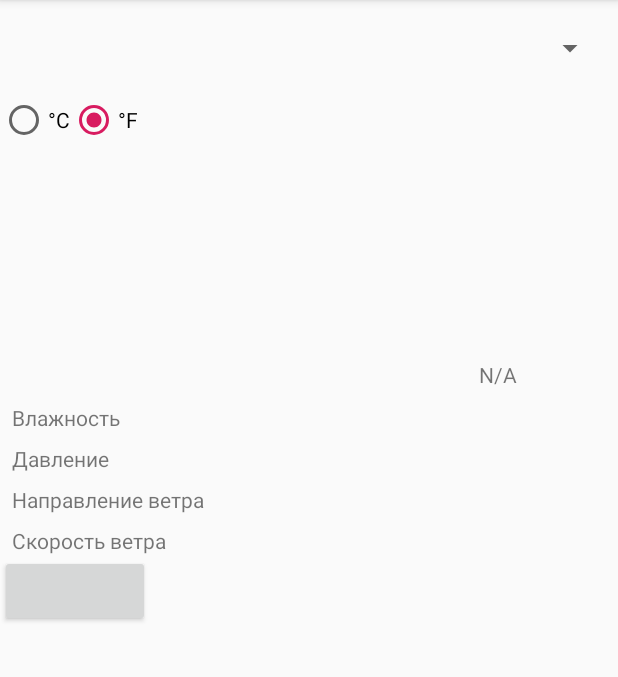
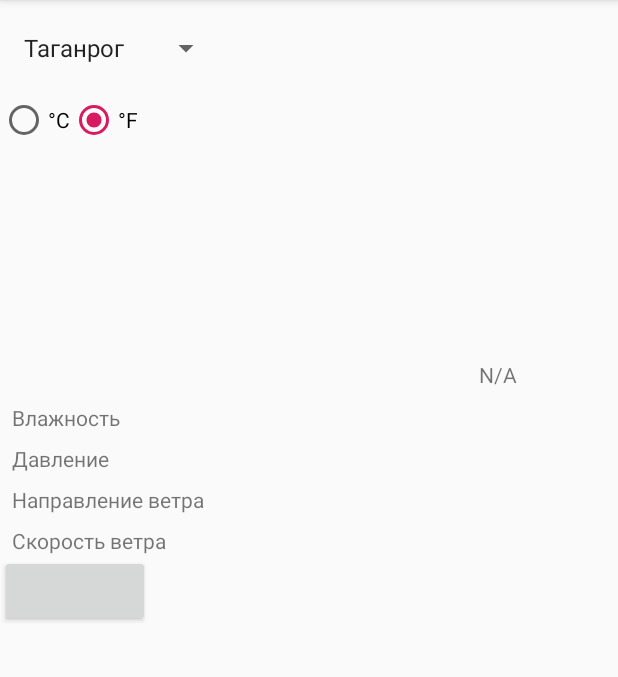
Before and after one commit to menteValidus/test-assignment, an Android app: the screen it shows after launch (MainActivity), after a tap on "°F", on a phone screen of 412 x 824 dp, the part 84-761 px from its top. Run offline under Robolectric (Android 15) with nearby library versions, the phone set to English and light mode, and no system bars; our stand-ins replace Volley, data binding; network calls fail; 5 statements that could not run were skipped.

```diff
--- a/app/src/main/java/mente/vali/dailyweather/domain/communicators/ForecastApiCommunicator.kt
+++ b/app/src/main/java/mente/vali/dailyweather/domain/communicators/ForecastApiCommunicator.kt
@@ -27,7 +27,9 @@ class ForecastApiCommunicator constructor(applicationContext: Context) {
      * Поле, определяющее, какая система мер используется при вызове к API.
      */
     var units = "metric"
-
+    fun setCityID(city: String) {
+        cityID = citiesIDMap[city] ?: "484907"
+    }
 
     /**
      * Метод, производящий запрос прогноза на 5 дней с сервера.
@@ -79,6 +81,7 @@ class ForecastApiCommunicator constructor(applicationContext: Context) {
     private fun generateForecastApiUrl() =
         "http://api.openweathermap.org/data/2.5/forecast?id=$cityID&units=${units}" +
                 "&APPID=${API_KEY}"
+
     /**
      * Метод, генерирующий URL для запроса текущей погоды.
      */
@@ -87,6 +90,13 @@ class ForecastApiCommunicator constructor(applicationContext: Context) {
                 "&APPID=${API_KEY}"
 
     companion object {
+        private val citiesIDMap: Map<String, String> = mapOf(
+            "Таганрог" to "484907",
+            "Москва" to "524901",
+            "Варшава" to "4927854",
+            "Сидней" to "2147714",
+            "Нью-Йорк" to "5128638"
+        )
 
         /**
          * Объект класса.
@@ -109,6 +119,14 @@ class ForecastApiCommunicator constructor(applicationContext: Context) {
                         INSTANCE = it
                     }
             }
+
+        fun getCitiesList(): List<String> {
+            val list = mutableListOf<String>()
+            citiesIDMap.forEach {
+                list.add(it.key)
+            }
+            return list
+        }
     }
 
 
--- a/app/src/main/java/mente/vali/dailyweather/domain/repositories/TodayWeatherRepository.kt
+++ b/app/src/main/java/mente/vali/dailyweather/domain/repositories/SharedRepository.kt
@@ -7,7 +7,7 @@ import androidx.preference.PreferenceManager
 /**
  * Репозиторий для хранения данных о текущей погоде.
  */
-class TodayWeatherRepository constructor(appRepository: Context) {
+class SharedRepository constructor(appRepository: Context) {
     /**
      * Стандартный [SharedPreferences].
      */
@@ -27,6 +27,16 @@ class TodayWeatherRepository constructor(appRepository: Context) {
      * Метод для получения текущей выбранной единицы измерения.
      */
     fun getSelectedUnit() = prefs.getString(UNITS, "metric")!!
+    /**
+     * Метод для сохранения текущего выбранного города.
+     */
+    fun saveCity(city: String) {
+        putValue(CITY to city)
+    }
+    /**
+     * Метод для получения текущего выбранного города.
+     */
+    fun getCity() = prefs.getString(CITY, "Таганрог")!!
 
     /**
      * Универсальный метод для сохранения данных в [SharedPreferences].
@@ -50,12 +60,13 @@ class TodayWeatherRepository constructor(appRepository: Context) {
     companion object {
         // Строковые константы для хранения данных и доступа к ним.
         private const val UNITS = "UNITS"
+        private const val CITY = "CITY"
 
         /**
          * Объект класса.
          */
         @Volatile
-        private var INSTANCE: TodayWeatherRepository? = null
+        private var INSTANCE: SharedRepository? = null
 
         /**
          * Статический метод, возвращающий объект класса.
@@ -63,7 +74,7 @@ class TodayWeatherRepository constructor(appRepository: Context) {
         fun getInstance(context: Context) =
             INSTANCE ?: synchronized(this) {
                 INSTANCE
-                    ?: TodayWeatherRepository(context).also {
+                    ?: SharedRepository(context).also {
                         INSTANCE = it
                     }
             }
--- a/app/src/main/java/mente/vali/dailyweather/domain/viewmodels/ForecastViewModel.kt
+++ b/app/src/main/java/mente/vali/dailyweather/domain/viewmodels/ForecastViewModel.kt
@@ -10,7 +10,7 @@ import kotlinx.coroutines.launch
 import mente.vali.dailyweather.data.models.Forecast
 import mente.vali.dailyweather.data.models.ObservableWeather
 import mente.vali.dailyweather.domain.communicators.ForecastApiCommunicator
-import mente.vali.dailyweather.domain.repositories.TodayWeatherRepository
+import mente.vali.dailyweather.domain.repositories.SharedRepository
 
 /**
  * Основная ViewModel приложения.
@@ -23,11 +23,11 @@ class ForecastViewModel(application: Application) : AndroidViewModel(application
     private val forecastApiCommunicator: ForecastApiCommunicator =
         ForecastApiCommunicator.getInstance(application.applicationContext)
     /**
-     * Свойство для получения объекта класса [TodayWeatherRepository].
+     * Свойство для получения объекта класса [SharedRepository].
      * Предназначено для хранения данных в локальном хранилище.
      */
-    private val weatherRepository: TodayWeatherRepository =
-        TodayWeatherRepository.getInstance(application.applicationContext)
+    private val sharedRepository: SharedRepository =
+        SharedRepository.getInstance(application.applicationContext)
     /**
      * Список всех 3-часовых прогнозов на 5 дней.
      */
@@ -36,7 +36,7 @@ class ForecastViewModel(application: Application) : AndroidViewModel(application
      * Текущие единицы измерения градуса.
      */
     private val _currentUnitsLiveData: MutableLiveData<Units> =
-        MutableLiveData(Units.get(weatherRepository.getSelectedUnit()))
+        MutableLiveData(Units.get(sharedRepository.getSelectedUnit()))
 
     /**
      * Свойство, отвечающее за модификацию поля [_currentUnitsLiveData].
@@ -55,6 +55,17 @@ class ForecastViewModel(application: Application) : AndroidViewModel(application
      */
     val currentWeather: LiveData<ObservableWeather> = _currentWeather
 
+    private val _selectedCity: MutableLiveData<String> = MutableLiveData(sharedRepository.getCity())
+
+    val selectedCity: LiveData<String> = _selectedCity
+
+    fun setCity(city: String) {
+        _selectedCity.value = city
+        sharedRepository.saveCity(city)
+        forecastApiCommunicator.setCityID(city)
+        update()
+    }
+
     init {
         update()
         acceptCurrentUnits()
@@ -63,16 +74,17 @@ class ForecastViewModel(application: Application) : AndroidViewModel(application
     /**
      * TODO
      */
-    fun setCurrentUnits(units: Units) {
+    private fun setCurrentUnits(units: Units) {
         _currentUnitsLiveData.value = units
         acceptCurrentUnits()
         saveCurrentUnits()
     }
+
     /**
      * Метод, передающий текущие единицы измерения в репозиторий.
      */
-    fun saveCurrentUnits() {
-        weatherRepository.saveSelectedUnit(currentUnitsLiveData.value!!.getUnitString())
+    private fun saveCurrentUnits() {
+        sharedRepository.saveSelectedUnit(currentUnitsLiveData.value!!.getUnitString())
     }
 
     // region Binding Methods
@@ -81,6 +93,7 @@ class ForecastViewModel(application: Application) : AndroidViewModel(application
         setCurrentUnits(Units.CELSIUS)
         update()
     }
+
     fun setFahrenheitUnits() {
         setCurrentUnits(Units.FAHRENHEIT)
         update()
--- a/app/src/main/java/mente/vali/dailyweather/presentation/ui/MainActivity.kt
+++ b/app/src/main/java/mente/vali/dailyweather/presentation/ui/MainActivity.kt
@@ -1,17 +1,10 @@
 package mente.vali.dailyweather.presentation.ui
 
 import android.os.Bundle
-import android.view.View
-import android.widget.RadioButton
 import androidx.appcompat.app.AppCompatActivity
-import androidx.databinding.DataBindingUtil
 import androidx.lifecycle.ViewModelProviders
-import kotlinx.android.synthetic.main.activity_main.*
 import mente.vali.dailyweather.R
-import mente.vali.dailyweather.databinding.ActivityMainBinding
-import mente.vali.dailyweather.domain.repositories.TodayWeatherRepository
 import mente.vali.dailyweather.domain.viewmodels.ForecastViewModel
-import mente.vali.dailyweather.presentation.ui.fragments.TodayWeatherFragment
 
 /**
  * Класс Activity, представляющий главный экран приложения.
@@ -21,73 +14,21 @@ class MainActivity : AppCompatActivity() {
     /**
      * Поле [ForecastViewModel] для работы с данными, получаемыми от API.
      */
-    private lateinit var forecastViewModel: ForecastViewModel /*=
-        ViewModelProviders.of(this).get(ForecastViewModel::class.java)
-    */
+    private lateinit var forecastViewModel: ForecastViewModel
 
     /**
-     * Метод, вызываемый при запуске Activity.
+     * Метод, вызываемый при создании Activity.
      */
     override fun onCreate(savedInstanceState: Bundle?) {
         super.onCreate(savedInstanceState)
+        // Инициализация shared ViewModel, которая будет использоваться во всём приложении.
         forecastViewModel =
             ViewModelProviders.of(this).get(ForecastViewModel::class.java)
 
-//        setContentView(R.layout.activity_main)
-//        if (nav_host_fragment is TodayWeatherFragment) {
-//            print("AAAAAAAAAAAAAAAAAAAAAAAAAAAAAAAAAAAAAAAAAAAAA")
-//        }
-
-        val binding: ActivityMainBinding =
-            DataBindingUtil.setContentView(this, R.layout.activity_main)
-
-        binding.lifecycleOwner = this
-
-        binding.viewmodel = forecastViewModel
-        //initUI()
+        setContentView(R.layout.activity_main)
     }
 
-    fun getVM() = forecastViewModel
-    //    /**
-//     * Метод, обрабатывающий смену единиц градуса.
-//     */
-//    fun onRadioButtonClicked(view: View) {
-//        if (view is RadioButton) {
-//            // Проверяем, является ли кнопка выбранной.
-//            val checked = view.isChecked
-//
-//            // Проверяем, какая кнопка была выбрана.
-//            when (view.id) {
-//                R.id.rb_celsius -> {
-//                    if (checked) {
-//                        forecastViewModel.setCurrentUnits(ForecastViewModel.Units.CELSIUS)
-//                    }
-//                }
-//                R.id.rb_fahrenheit -> {
-//                    if (checked) {
-//                        forecastViewModel.setCurrentUnits(ForecastViewModel.Units.FAHRENHEIT)
-//                    }
-//                }
-//            }
-//
-//        }
-//    }
 
-
-
-//    /**
-//     * Метод, приводящий весь UI к начальномму положению.
-//     */
-//    private fun initUI() {
-//        val units = forecastViewModel.currentUnitsLiveData.value
-//
-//        // Установить radiobutton в нужное положение.
-//        if (units == ForecastViewModel.Units.FAHRENHEIT) {
-//            rb_fahrenheit.isChecked = true
-//        } else {
-//            rb_celsius.isChecked = true
-//        }
-//    }
-
+    fun getSharedViewModel() = forecastViewModel
 
 }
--- a/app/src/main/java/mente/vali/dailyweather/presentation/ui/fragments/HeaderFragment.kt
+++ b/app/src/main/java/mente/vali/dailyweather/presentation/ui/fragments/HeaderFragment.kt
@@ -6,11 +6,14 @@ import androidx.fragment.app.Fragment
 import android.view.LayoutInflater
 import android.view.View
 import android.view.ViewGroup
-import androidx.databinding.DataBindingUtil
+import android.widget.AdapterView
+import android.widget.ArrayAdapter
 import androidx.lifecycle.ViewModelProviders
+import kotlinx.android.synthetic.main.fragment_header.*
 
 import mente.vali.dailyweather.R
 import mente.vali.dailyweather.databinding.FragmentHeaderBinding
+import mente.vali.dailyweather.domain.communicators.ForecastApiCommunicator
 import mente.vali.dailyweather.domain.viewmodels.ForecastViewModel
 import mente.vali.dailyweather.presentation.ui.MainActivity
 
@@ -18,26 +21,50 @@ import mente.vali.dailyweather.presentation.ui.MainActivity
  * A simple [Fragment] subclass.
  */
 class HeaderFragment : Fragment() {
-    private val forecastViewModel: ForecastViewModel by lazy {
-        ViewModelProviders.of(this).get(ForecastViewModel::class.java)
-    }
+    private lateinit var forecastViewModel: ForecastViewModel
 
     override fun onCreateView(
         inflater: LayoutInflater, container: ViewGroup?,
         savedInstanceState: Bundle?
     ): View? {
-        val binding = FragmentHeaderBinding.inflate(inflater, container, false)
-//        DataBindingUtil.inflate<FragmentHeaderBinding>(
-//            inflater, R.layout.fragment_header,
-//            container, false
-//        )
+        val binding =
+            FragmentHeaderBinding.inflate(inflater, container, false)
 
+        forecastViewModel = (activity as MainActivity).getSharedViewModel()
         binding.lifecycleOwner = this
-//        binding.viewmodel = forecastViewModel
-        binding.viewmodel = (activity as MainActivity).getVM()
+        // Получить ViewModel из MainActivity.
+        binding.viewmodel = forecastViewModel
         return binding.root
 
     }
 
+    override fun onStart() {
+        super.onStart()
+
+        val adapter = ArrayAdapter(
+            context!!, android.R.layout.simple_spinner_item, ForecastApiCommunicator.getCitiesList()
+        )
+
+        sp_cities.adapter = adapter
+        sp_cities.onItemSelectedListener = object : AdapterView.OnItemSelectedListener {
+            override fun onNothingSelected(parent: AdapterView<*>?) {
+
+            }
+
+            override fun onItemSelected(
+                parent: AdapterView<*>?,
+                view: View?,
+                position: Int,
+                id: Long
+            ) {
+                if (parent != null) {
+                    forecastViewModel.setCity(parent.getItemAtPosition(position) as String)
+                }
+            }
+
+        }
+        sp_cities.setSelection(adapter.getPosition(forecastViewModel.selectedCity.value))
+    }
+
 
 }
--- a/app/src/main/java/mente/vali/dailyweather/presentation/ui/fragments/TodayWeatherFragment.kt
+++ b/app/src/main/java/mente/vali/dailyweather/presentation/ui/fragments/TodayWeatherFragment.kt
@@ -7,7 +7,6 @@ import android.view.LayoutInflater
 import android.view.View
 import android.view.ViewGroup
 import androidx.activity.OnBackPressedCallback
-import androidx.databinding.DataBindingUtil
 import androidx.lifecycle.ViewModelProviders
 import androidx.navigation.findNavController
 import kotlinx.android.synthetic.main.fragment_today_weather.*
@@ -49,7 +48,7 @@ class TodayWeatherFragment : Fragment() {
 //            )
 
 //        binding.viewmodel = forecastViewModel
-        binding.viewmodel = (activity as MainActivity).getVM()
+        binding.viewmodel = (activity as MainActivity).getSharedViewModel()
         binding.lifecycleOwner = viewLifecycleOwner
 
         // TODO пытается получить доступ к ещё неинициализированному списку.
--- a/app/src/main/res/layout/activity_main.xml
+++ b/app/src/main/res/layout/activity_main.xml
@@ -16,32 +16,14 @@
         android:layout_height="match_parent"
         android:orientation="vertical">
 
-        <!--Список всех hardcoded городов.-->
-        <LinearLayout
-            android:layout_width="match_parent"
-            android:layout_height="wrap_content"
-            android:elevation="9dp"
-            android:orientation="vertical">
 
-            <Spinner
-                android:id="@+id/sp_cities"
-                android:layout_width="match_parent"
-                android:layout_height="@dimen/item_size_normal_48"
-                android:layout_marginStart="@dimen/spacing_small_8"
-                android:layout_marginTop="@dimen/spacing_small_8"
-                android:layout_marginEnd="@dimen/spacing_small_8"
-                android:layout_marginBottom="@dimen/spacing_small_8" />
-            <!--    TODO временное решение перенести в Drawer или Settings-->
-
-
-
-        </LinearLayout>
 
         <fragment
             android:id="@+id/fr_city_selection"
             android:name="mente.vali.dailyweather.presentation.ui.fragments.HeaderFragment"
             android:layout_width="wrap_content"
-            android:layout_height="wrap_content"/>
+            android:layout_height="wrap_content"
+            tools:layout="@layout/fragment_header" />
 
         <fragment
             android:id="@+id/nav_host_fragment"
--- a/app/src/main/res/layout/fragment_header.xml
+++ b/app/src/main/res/layout/fragment_header.xml
@@ -10,6 +10,23 @@
 
     </data>
 
+    <!--Список всех hardcoded городов.-->
+    <LinearLayout
+        android:layout_width="match_parent"
+        android:layout_height="wrap_content"
+        android:elevation="9dp"
+        android:orientation="vertical">
+
+        <Spinner
+            android:id="@+id/sp_cities"
+            android:layout_width="match_parent"
+            android:layout_height="@dimen/item_size_normal_48"
+            android:layout_marginStart="@dimen/spacing_small_8"
+            android:layout_marginTop="@dimen/spacing_small_8"
+            android:layout_marginEnd="@dimen/spacing_small_8"
+            android:layout_marginBottom="@dimen/spacing_small_8"/>
+
+        <!--    TODO временное решение перенести в Drawer или Settings-->
         <RadioGroup
             android:layout_width="match_parent"
             android:layout_height="match_parent"
@@ -31,6 +48,7 @@
                 android:text="@string/fahrenheit_degree_string" />
 
         </RadioGroup>
+    </LinearLayout>
 
 
 </layout>
```
Also changed, not shown: app/src/main/java/mente/vali/dailyweather/util/BindingAdapters.kt (+49 -4 lines), app/src/main/res/values/strings_arrays.xml (added, +8 -0 lines). Lines whose indentation alone changed are shown as unchanged.
